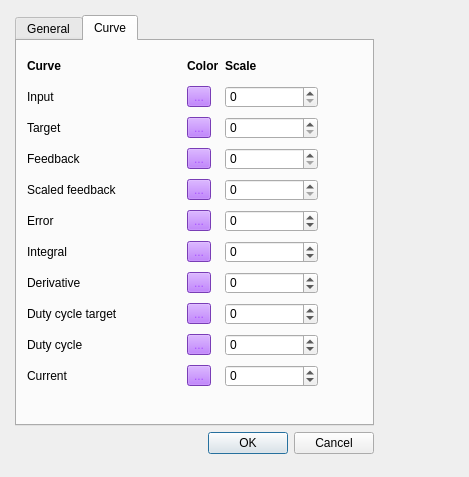
poes-weather/Sensor-Benchmark, file jrk/jrkplotsettingsdialog.ui: the form before one commit.
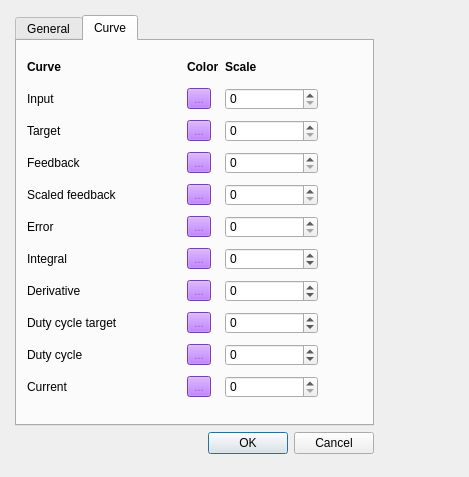
The form after the commit. The open tabs and pages were chosen to show the change.

The edit to the form file:
```diff
--- a/jrk/jrkplotsettingsdialog.ui
+++ b/jrk/jrkplotsettingsdialog.ui
@@ -19,7 +19,7 @@
 background-color: rgb(170, 85, 255);
 }</string>
   </property>
-  <widget class="QWidget" name="">
+  <widget class="QWidget" name="layoutWidget">
    <property name="geometry">
     <rect>
      <x>10</x>
@@ -118,7 +118,7 @@
           <x>10</x>
           <y>10</y>
           <width>291</width>
-          <height>341</height>
+          <height>355</height>
          </rect>
         </property>
         <layout class="QGridLayout" name="gridLayout">
@@ -362,10 +362,10 @@
          <item row="5" column="2">
           <widget class="QSpinBox" name="errorSb">
            <property name="minimum">
-            <number>-100</number>
+            <number>0</number>
            </property>
            <property name="maximum">
-            <number>100</number>
+            <number>4095</number>
            </property>
           </widget>
          </item>
@@ -402,20 +402,20 @@
          <item row="10" column="2">
           <widget class="QSpinBox" name="currentSb">
            <property name="minimum">
-            <number>-5000</number>
+            <number>0</number>
            </property>
            <property name="maximum">
-            <number>5000</number>
+            <number>255</number>
            </property>
           </widget>
          </item>
          <item row="7" column="2">
           <widget class="QSpinBox" name="derivativeSb">
            <property name="minimum">
-            <number>-100</number>
+            <number>-1000</number>
            </property>
            <property name="maximum">
-            <number>100</number>
+            <number>1000</number>
            </property>
           </widget>
          </item>
```
Left out of the diff: 6 changed lines with no effect on the pictures.
